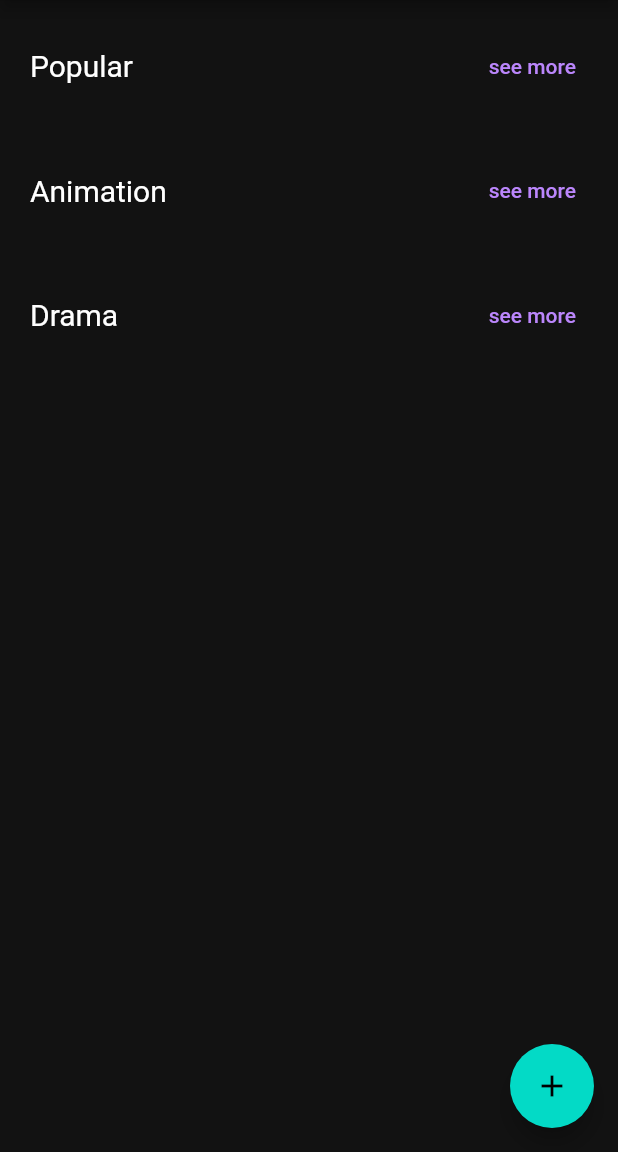
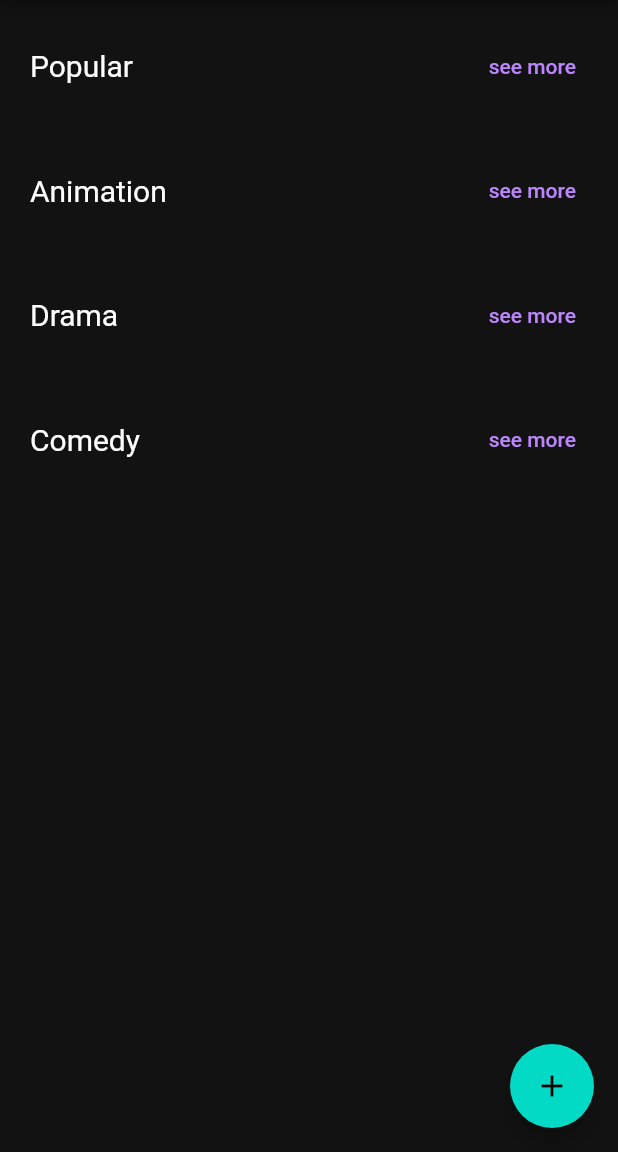
Before and after one commit to tozlukozmos/mmovie_flutter_app, a Flutter app: the Feed screen opened by its route, on a phone screen of 412 x 824 dp, the part 84-1236 px from its top. Run offline on Flutter 3.47's test engine with Material 2 defaults, Android fonts, the phone set to English and light mode, and no system bars; our stand-ins replace cloud_firestore, firebase_auth, firebase_core, google_sign_in; accounts and stored records are empty.

Commit message:
feed categories redesigned

```diff
--- a/lib/views/feed.dart
+++ b/lib/views/feed.dart
@@ -35,6 +35,11 @@ class _Feed extends State<Feed> {
               title: "Drama",
               isOrderByRating: true,
             ),
+            AppSlider.movieSlider(
+              context: context,
+              title: "Comedy",
+              isOrderByRating: true,
+            ),
           ],
         ),
         floatingActionButton: FloatingActionButton(
```
